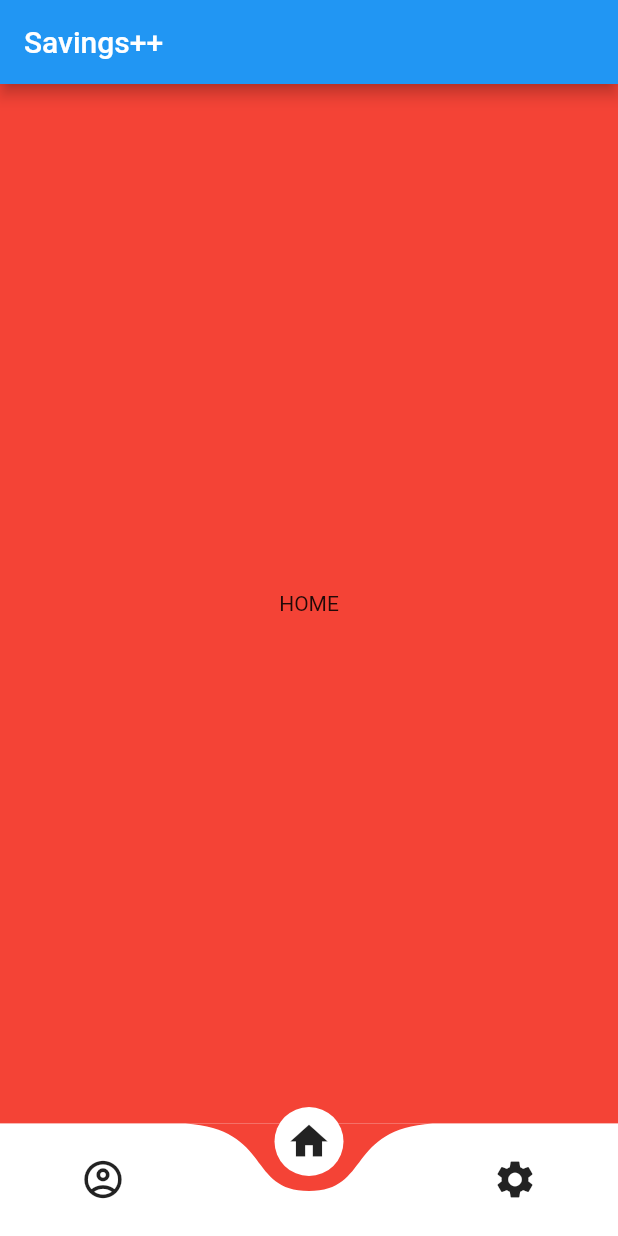
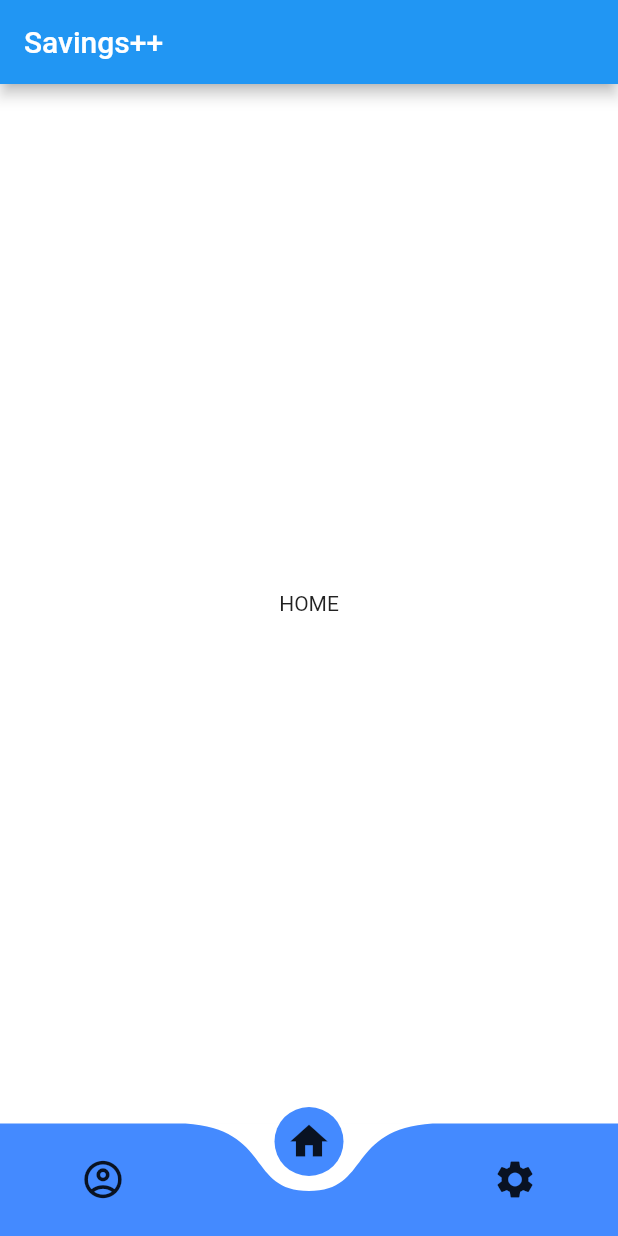
Before and after one commit to Drakunal/debit-credit-manager, a Flutter app: the screen it shows after launch, on a phone screen of 412 x 824 dp. Run offline on Flutter 3.47's test engine with Material 2 defaults, Android fonts, the phone set to English and light mode, and no system bars; drawn by our look-alikes of curved_navigation_bar.

Commit message:
colors modified

```diff
--- a/lib/screens/home.dart
+++ b/lib/screens/home.dart
@@ -24,7 +24,8 @@ class _HomeState extends State<Home> {
       bottomNavigationBar: CurvedNavigationBar(
         index: 1,
         key: _bottomNavigationKey,
-        backgroundColor: Colors.red,
+        backgroundColor: Colors.white,
+        color: Colors.blueAccent,
         items: <Widget>[
           Icon(Icons.account_circle_outlined, size: 30),
           Icon(Icons.home, size: 30),
--- a/lib/screens/main_page.dart
+++ b/lib/screens/main_page.dart
@@ -13,7 +13,7 @@ class _MainPageState extends State<MainPage> {
   Widget build(BuildContext context) {
     return Scaffold(
       body: Container(
-        color: Colors.red,
+        color: Colors.white,
         child: Center(
           child: Text("HOME"),
           // child: Column(
--- a/lib/screens/profile.dart
+++ b/lib/screens/profile.dart
@@ -11,7 +11,7 @@ class _ProfileState extends State<Profile> {
   @override
   Widget build(BuildContext context) {
     return Scaffold(
-      backgroundColor: Colors.red,
+      backgroundColor: Colors.white,
       body: Container(
           child: Center(
         child: Text("PROFILE"),
--- a/lib/screens/settings.dart
+++ b/lib/screens/settings.dart
@@ -11,7 +11,7 @@ class _SettingsState extends State<Settings> {
   @override
   Widget build(BuildContext context) {
     return Scaffold(
-      backgroundColor: Colors.red,
+      backgroundColor: Colors.white,
       body: Container(
           child: Center(
         child: Text("SETTINGS"),
```
